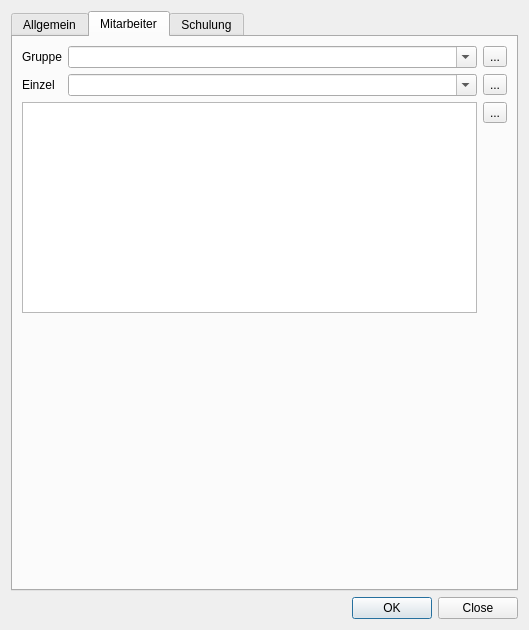
First picture: the form in ui/qmsigninglistdialog.ui, repository Christian-Kr/QualificationMatrix, before the edit.
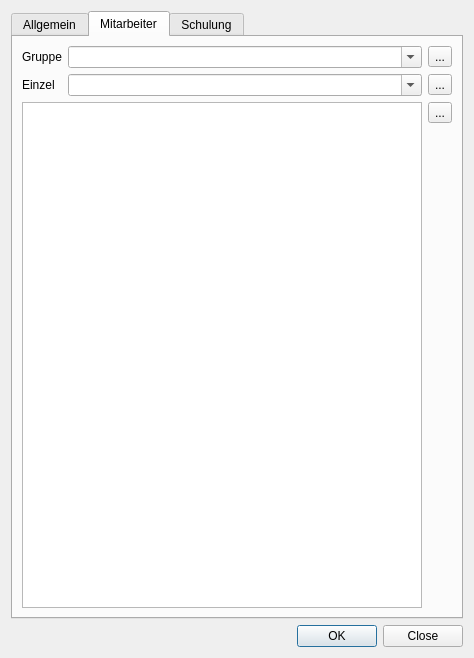
Second picture: the form after the edit. The open tabs and pages were chosen to show the change. Icons and pictures are not drawn.

Commit message: Higher employee list

Patch:
```diff
--- a/ui/qmsigninglistdialog.ui
+++ b/ui/qmsigninglistdialog.ui
@@ -6,8 +6,8 @@
    <rect>
     <x>0</x>
     <y>0</y>
-    <width>529</width>
-    <height>630</height>
+    <width>474</width>
+    <height>658</height>
    </rect>
   </property>
   <property name="windowTitle">
@@ -236,19 +236,6 @@
          </item>
         </layout>
        </item>
-       <item>
-        <spacer name="verticalSpacer">
-         <property name="orientation">
-          <enum>Qt::Vertical</enum>
-         </property>
-         <property name="sizeHint" stdset="0">
-          <size>
-           <width>20</width>
-           <height>89</height>
-          </size>
-         </property>
-        </spacer>
-       </item>
       </layout>
      </widget>
      <widget class="QWidget" name="taTraining">
```
Left out of the diff: 2 changed lines with no effect on the pictures.
